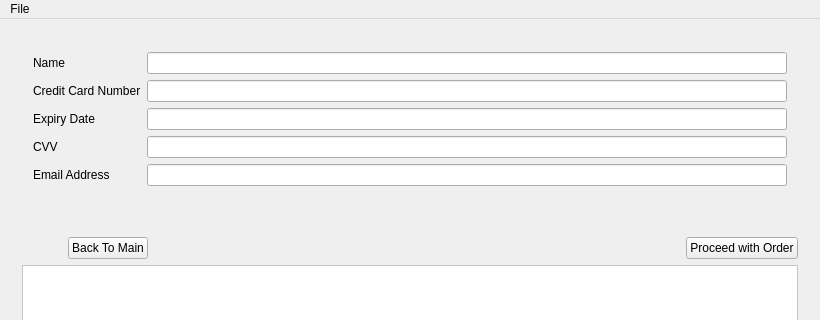
Old version of the form client/mainwindow.ui in the repository Davidj361/cuTPS; both pictures show x 0 to 820 and y 0 to 320 of the 820 by 499 pixel window.
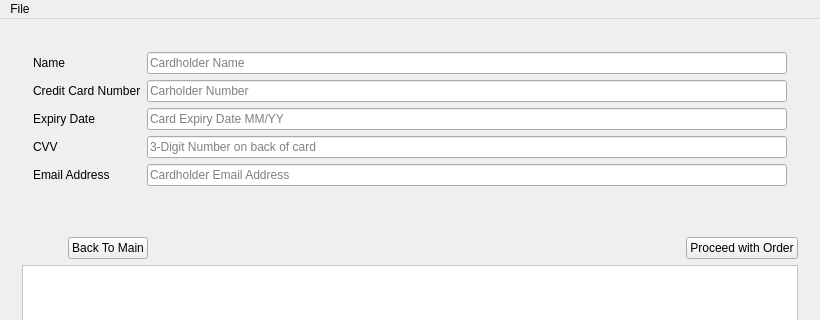
New version of the form. The open tabs and pages were chosen to show the change. Icons and pictures are not drawn. Custom widgets are drawn as their Qt base class.

Patch:
```diff
--- a/client/mainwindow.ui
+++ b/client/mainwindow.ui
@@ -1538,7 +1538,11 @@
             </widget>
            </item>
            <item row="0" column="1">
-            <widget class="QLineEdit" name="lineName"/>
+            <widget class="QLineEdit" name="lineName">
+             <property name="placeholderText">
+              <string>Cardholder Name</string>
+             </property>
+            </widget>
            </item>
            <item row="1" column="0">
             <widget class="QLabel" name="label_9">
@@ -1548,7 +1552,11 @@
             </widget>
            </item>
            <item row="1" column="1">
-            <widget class="QLineEdit" name="lineCC"/>
+            <widget class="QLineEdit" name="lineCC">
+             <property name="placeholderText">
+              <string>Carholder Number</string>
+             </property>
+            </widget>
            </item>
            <item row="2" column="0">
             <widget class="QLabel" name="label_10">
@@ -1558,7 +1566,11 @@
             </widget>
            </item>
            <item row="2" column="1">
-            <widget class="QLineEdit" name="linedate"/>
+            <widget class="QLineEdit" name="linedate">
+             <property name="placeholderText">
+              <string>Card Expiry Date MM/YY</string>
+             </property>
+            </widget>
            </item>
            <item row="3" column="0">
             <widget class="QLabel" name="label_11">
@@ -1568,7 +1580,11 @@
             </widget>
            </item>
            <item row="3" column="1">
-            <widget class="QLineEdit" name="lineCvv"/>
+            <widget class="QLineEdit" name="lineCvv">
+             <property name="placeholderText">
+              <string>3-Digit Number on back of card</string>
+             </property>
+            </widget>
            </item>
            <item row="4" column="0">
             <widget class="QLabel" name="label_12">
@@ -1578,7 +1594,11 @@
             </widget>
            </item>
            <item row="4" column="1">
-            <widget class="QLineEdit" name="lineEmail"/>
+            <widget class="QLineEdit" name="lineEmail">
+             <property name="placeholderText">
+              <string>Cardholder Email Address</string>
+             </property>
+            </widget>
            </item>
           </layout>
          </widget>
```
Left out of the diff: 2 changed lines with no effect on the pictures.
